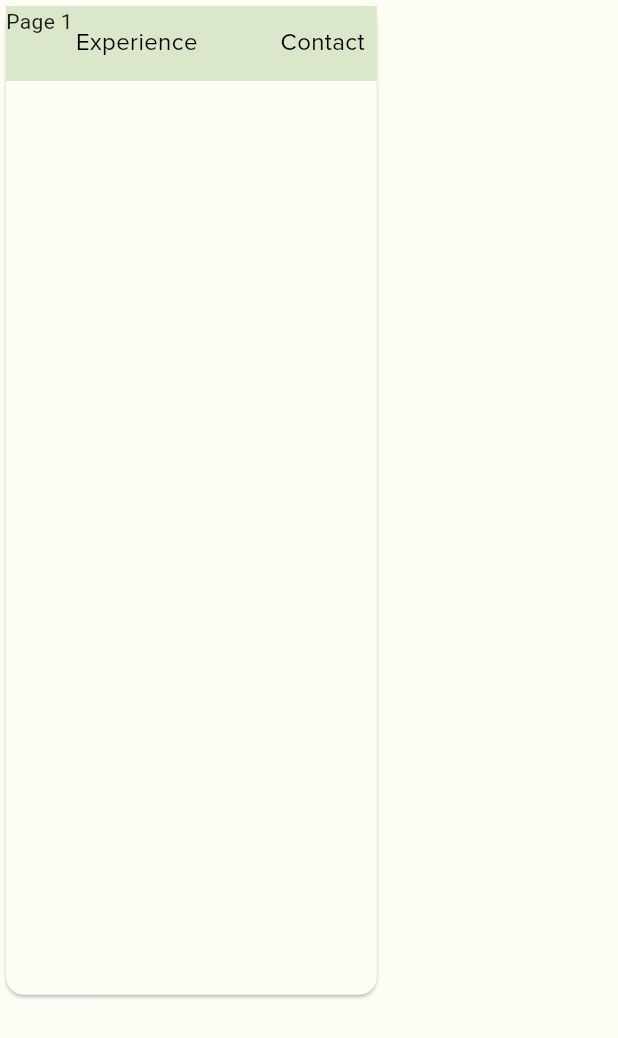
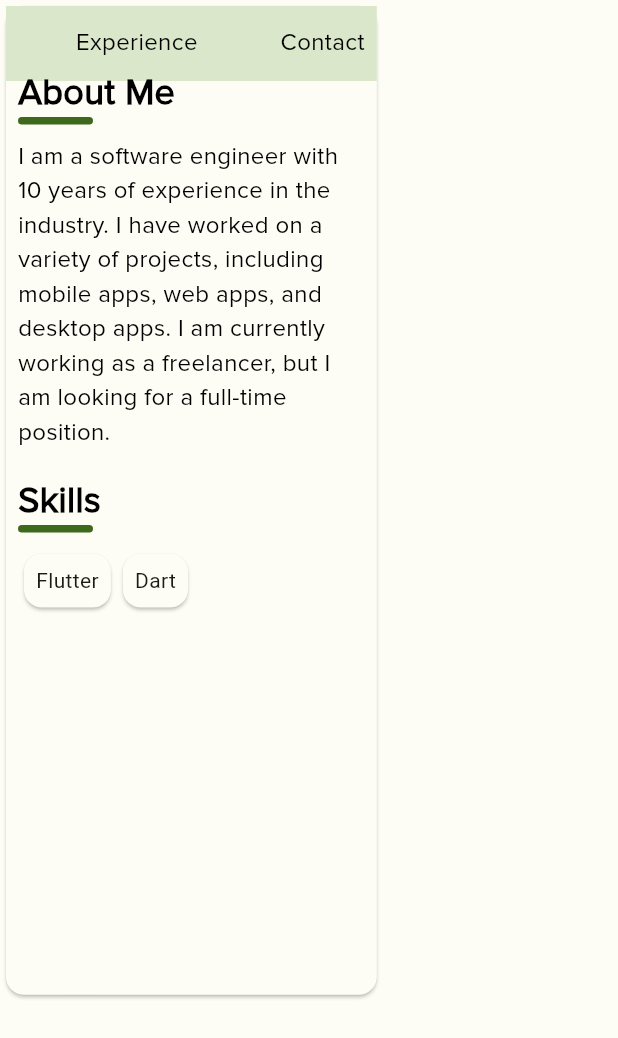
Before and after one commit to YarnoVdW/yarnovdw.github.io, a Flutter app: the MainInfoWidget widget shown alone on an empty page, opened directly, on a phone screen of 412 x 824 dp. Shown: the top 1038 px of the screen. Run offline on Flutter 3.47's test engine with Material 2 defaults, Android fonts, the light colour scheme and no system bars; our stand-ins replace font_awesome_flutter; Roboto replaces fonts that are missing (Proxima Nova).

Commit message:
Task: Added context

```diff
--- /dev/null
+++ b/lib/code/pages/about_page.dart
@@ -0,0 +1,85 @@
+import 'package:flutter/material.dart';
+import 'package:portfolio/code/styles.dart';
+
+class AboutPage extends StatelessWidget {
+  const AboutPage({Key? key}) : super(key: key);
+
+  static const String routeName = '/about';
+
+  @override
+  Widget build(BuildContext context) {
+    return  const Padding(
+      padding: EdgeInsets.all(8.0),
+      child: Column(
+        //mainAxisAlignment: MainAxisAlignment.center,
+        crossAxisAlignment: CrossAxisAlignment.start,
+        children:  <Widget>[
+          SizedBox(height: 32),
+          Text(
+            'About Me',
+            style: Styles.defaultTitleTextStyle,
+          ),
+          // small vertical line
+          VerticalDevider(),
+          SizedBox(height:  10),
+          SizedBox(
+            width: 400,
+            child: Text(
+              'I am a software engineer with 10 years of experience in the industry. I have worked on a variety of projects, including mobile apps, web apps, and desktop apps. I am currently working as a freelancer, but I am looking for a full-time position.',
+              style: Styles.defaultTextStyle,
+            ),
+          ),
+          SizedBox(height: 16),
+          Text(
+            'Skills',
+            style: Styles.defaultTitleTextStyle,
+          ),
+          VerticalDevider(),
+          SizedBox(height: 10),
+          SizedBox(
+            width: 400,
+            child: Column(
+              children: [
+                Row(
+                  children: [
+                    Card(
+                      child: Padding(
+                        padding: const EdgeInsets.all(8.0),
+                        child: Text('Flutter'),
+                      ),
+                    ),
+                    Card(
+                      child: Padding(
+                        padding: const EdgeInsets.all(8.0),
+                        child: Text('Dart'),
+                      ),
+                    ),
+                  ],
+                ),
+                Row(),
+              ],
+            )
+          ),
+        ],
+      ),
+    );
+  }
+}
+
+class VerticalDevider extends StatelessWidget {
+  const VerticalDevider({
+    super.key,
+  });
+
+  @override
+  Widget build(BuildContext context) {
+    return Container(
+      height: 5,
+      width: 50,
+      decoration:  BoxDecoration(
+        color: Theme.of(context).colorScheme.primary,
+        borderRadius: const BorderRadius.all(Radius.circular(10)),
+      ),
+    );
+  }
+}
--- a/lib/home.dart
+++ b/lib/home.dart
@@ -1,5 +1,6 @@
 import 'package:flutter/material.dart';
 import 'package:font_awesome_flutter/font_awesome_flutter.dart';
+import 'package:portfolio/code/pages/about_page.dart';
 import 'package:portfolio/code/styles.dart';
 
 class HomePage extends StatelessWidget {
@@ -191,7 +192,7 @@ class _MainInfoWidgetState extends State<MainInfoWidget> {
     Widget? page;
     switch (selectedIndex) {
       case 0:
-        page = const Text("Page 1");
+        page = const AboutPage();
         break;
       case 1:
         page = const Text("Page 2");
```
